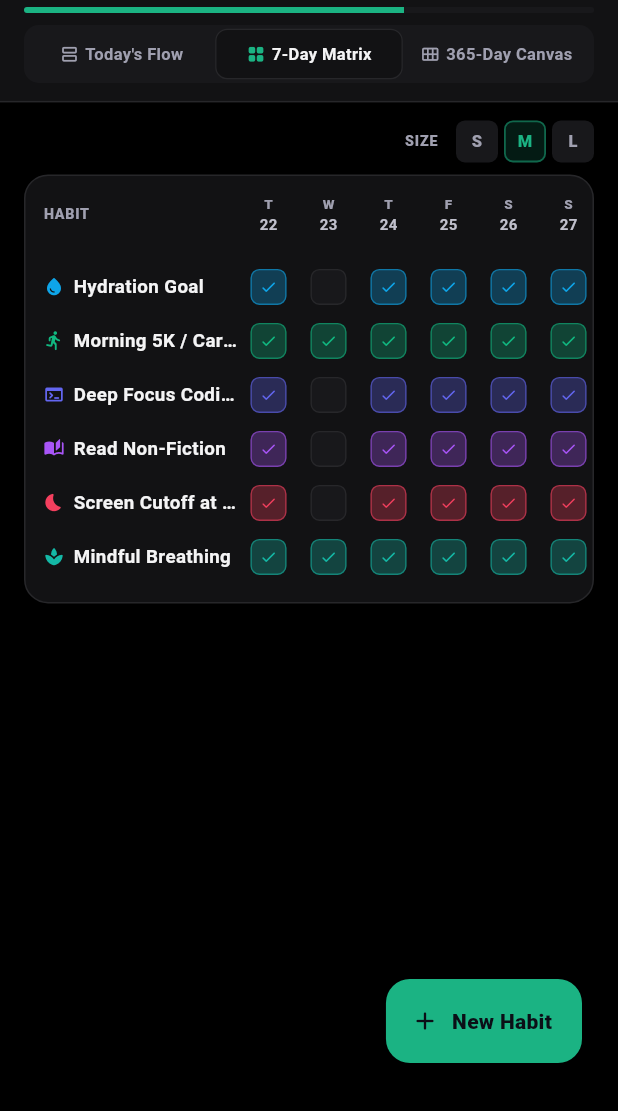
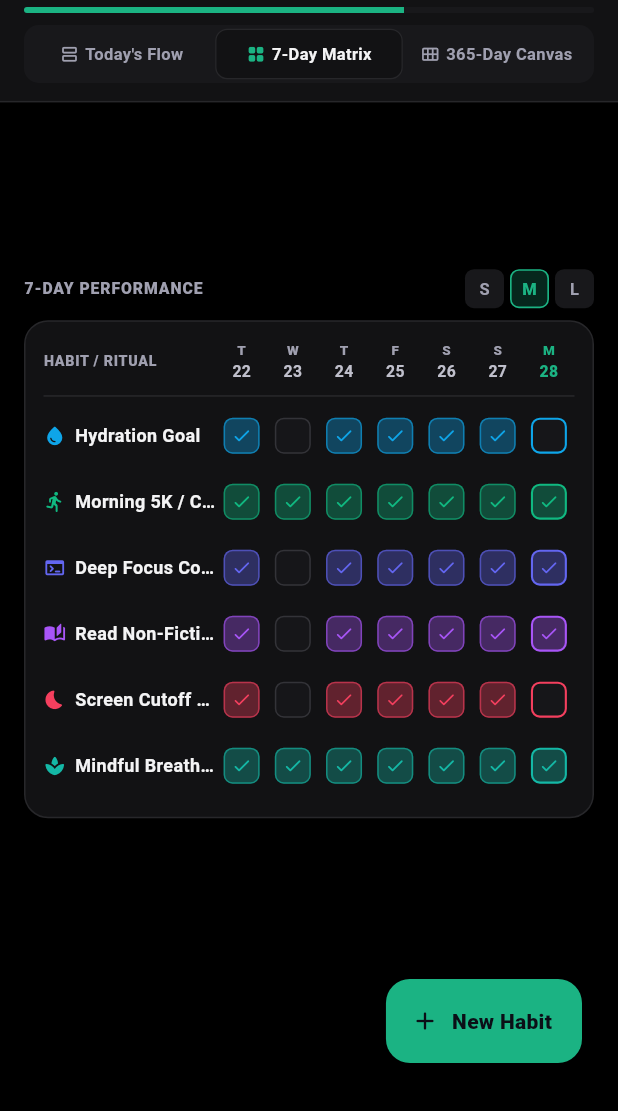
Before and after one commit to I-AM-PRASHANT-VERMA/track-flow, a Flutter app: the screen it shows after launch, after a tap on "7-Day Matrix", on a phone screen of 412 x 824 dp, the part 125-1236 px from its top. Run offline on Flutter 3.47's test engine with Material 3 defaults, Android fonts, the phone set to English and light mode, and no system bars; our stand-ins replace shared_preferences.

Commit message:
feat: official milestone launcher icon, screen-fit 7-day matrix, centered backup sheet, smooth jitter-free habit creation

```diff
--- a/lib/widgets/multi_day_matrix_view.dart
+++ b/lib/widgets/multi_day_matrix_view.dart
@@ -5,29 +5,29 @@
 import '../core/constants/app_spacing.dart';
 import '../models/habit_item.dart';
 
-// 3 display densities so every user gets their preferred readability level
+// Display density levels adjusting row height and visual scale
 enum MatrixDensity { compact, medium, comfortable }
 
 extension _MatrixDensityValues on MatrixDensity {
-  double get cellSize {
+  double get rowHeight {
     switch (this) {
       case MatrixDensity.compact:
-        return 32.0;
+        return 36.0;
       case MatrixDensity.medium:
-        return 40.0;
+        return 44.0;
       case MatrixDensity.comfortable:
-        return 48.0;
+        return 52.0;
     }
   }
 
-  double get habitLabelWidth {
+  double get titleWidth {
     switch (this) {
       case MatrixDensity.compact:
-        return 110.0;
+        return 105.0;
       case MatrixDensity.medium:
-        return 130.0;
+        return 115.0;
       case MatrixDensity.comfortable:
-        return 150.0;
+        return 125.0;
     }
   }
 
@@ -36,20 +36,31 @@
       case MatrixDensity.compact:
         return 11.0;
       case MatrixDensity.medium:
-        return 12.5;
+        return 12.0;
       case MatrixDensity.comfortable:
-        return 13.5;
+        return 13.0;
     }
   }
 
   double get iconSize {
     switch (this) {
       case MatrixDensity.compact:
-        return 12.0;
+        return 13.0;
       case MatrixDensity.medium:
-        return 14.0;
+        return 15.0;
       case MatrixDensity.comfortable:
-        return 16.0;
+        return 17.0;
+    }
+  }
+
+  double get boxSize {
+    switch (this) {
+      case MatrixDensity.compact:
+        return 20.0;
+      case MatrixDensity.medium:
+        return 24.0;
+      case MatrixDensity.comfortable:
+        return 28.0;
     }
   }
 
@@ -65,7 +76,7 @@
   }
 }
 
-// Weekly matrix showing all habits across 7 days with user-selectable density
+// 7-Day matrix view that stretches cleanly to fit screen width with zero dead space
 class MultiDayMatrixView extends StatefulWidget {
   final List<HabitItem> habits;
   final void Function(HabitItem habit, DateTime date, int count) onToggleCell;
@@ -92,50 +103,51 @@
     final activeHabits = widget.habits.where((h) => !h.isArchived).toList();
     final navInset = MediaQuery.of(context).viewPadding.bottom;
 
-    // Calculate if 7 days fit without horizontal scroll given current density
-    final screenWidth = MediaQuery.of(context).size.width;
-    final neededWidth = _density.habitLabelWidth + (_density.cellSize * 7) + 32; // 32 = card padding
-    final fitsOnScreen = neededWidth <= screenWidth;
-
-    return Column(
+    return SingleChildScrollView(
+      padding: EdgeInsets.only(
+        left: AppSpacing.p16,
+        right: AppSpacing.p16,
+        top: AppSpacing.p12,
+        bottom: 96 + navInset,
+      ),
+      child: Column(
         children: [
-        // Density size picker row
+          // Top bar with density toggle
           Padding(
-          padding: const EdgeInsets.fromLTRB(AppSpacing.p16, AppSpacing.p12, AppSpacing.p16, 0),
+            padding: const EdgeInsets.only(bottom: AppSpacing.p8),
             child: Row(
-            mainAxisAlignment: MainAxisAlignment.end,
+              mainAxisAlignment: MainAxisAlignment.spaceBetween,
               children: [
                 Text(
-                'SIZE',
-                style: const TextStyle(
-                  fontSize: 9.5,
+                  '7-DAY PERFORMANCE',
+                  style: TextStyle(
+                    fontSize: 10.5,
                     fontWeight: FontWeight.w800,
                     letterSpacing: 0.6,
-                  color: AppColors.textMuted,
+                    color: isDark ? AppColors.textMuted : Colors.black54,
                   ),
                 ),
-              const SizedBox(width: AppSpacing.p8),
-              ...MatrixDensity.values.map((d) {
+                Row(
+                  children: MatrixDensity.values.map((d) {
                     final isSel = _density == d;
                     return GestureDetector(
                       onTap: () {
                         HapticFeedback.selectionClick();
                         setState(() => _density = d);
                       },
+                      behavior: HitTestBehavior.opaque,
                       child: Container(
-                    width: 28,
-                    height: 28,
-                    margin: const EdgeInsets.only(left: AppSpacing.p4),
+                        width: 26,
+                        height: 26,
+                        margin: const EdgeInsets.only(left: 4),
                         decoration: BoxDecoration(
                           color: isSel
-                          ? AppColors.primary.withValues(alpha: 0.15)
+                              ? AppColors.primary.withValues(alpha: isDark ? 0.22 : 0.14)
                               : (isDark ? AppColors.darkSurface : const Color(0xFFE2E8F0)),
                           borderRadius: BorderRadius.circular(6),
                           border: Border.all(
-                        color: isSel
-                            ? AppColors.primary.withValues(alpha: 0.5)
-                            : Colors.transparent,
-                        width: 1.2,
+                            color: isSel ? AppColors.primary : Colors.transparent,
+                            width: 1.1,
                           ),
                         ),
                         child: Center(
@@ -143,30 +155,23 @@
                             d.label,
                             style: TextStyle(
                               fontSize: 11,
-                          fontWeight: FontWeight.w800,
-                          color: isSel ? AppColors.primary : AppColors.textMuted,
+                              fontWeight: isSel ? FontWeight.w800 : FontWeight.w600,
+                              color: isSel
+                                  ? AppColors.primary
+                                  : (isDark ? AppColors.textMuted : Colors.black54),
                             ),
                           ),
                         ),
                       ),
                     );
-              }),
+                  }).toList(),
+                ),
               ],
             ),
           ),
 
-        const SizedBox(height: AppSpacing.p8),
-
-        Expanded(
-          child: SingleChildScrollView(
-            padding: EdgeInsets.only(
-              left: AppSpacing.p16,
-              right: AppSpacing.p16,
-              bottom: 96 + navInset,
-            ),
-            child: Container(
-              // Clip to card bounds so inner content never bleeds out
-              clipBehavior: Clip.hardEdge,
+          // Main Card Container fitting edge to edge
+          Container(
             decoration: BoxDecoration(
               color: isDark ? AppColors.darkCard : AppColors.lightCard,
               borderRadius: BorderRadius.circular(16),
@@ -175,45 +180,33 @@
                 width: 1,
               ),
             ),
-              child: _buildMatrixContent(
-                isDark: isDark,
-                today: today,
-                days: days,
-                activeHabits: activeHabits,
-                fitsOnScreen: fitsOnScreen,
-              ),
-            ),
-          ),
-        ),
-      ],
-    );
-  }
+            child: LayoutBuilder(
+              builder: (context, constraints) {
+                final cardWidth = constraints.maxWidth;
+                const innerPadding = 12.0;
+                final availableWidth = cardWidth - (innerPadding * 2);
 
-  Widget _buildMatrixContent({
-    required bool isDark,
-    required DateTime today,
-    required List<DateTime> days,
-    required List<HabitItem> activeHabits,
-    required bool fitsOnScreen,
-  }) {
-    // Wraps in horizontal scroll only when compact mode still doesn't fit very long habit names
-    Widget inner = Padding(
-      padding: const EdgeInsets.all(AppSpacing.p12),
+                final titleColWidth = _density.titleWidth;
+                final remainingWidth = availableWidth - titleColWidth;
+                final dayColWidth = (remainingWidth / 7.0).clamp(24.0, 60.0);
+
+                return Padding(
+                  padding: const EdgeInsets.all(innerPadding),
                   child: Column(
-        crossAxisAlignment: CrossAxisAlignment.start,
+                    crossAxisAlignment: CrossAxisAlignment.stretch,
                     children: [
-          // Header row
+                      // Header Row
                       Row(
                         children: [
                           SizedBox(
-                width: _density.habitLabelWidth,
+                            width: titleColWidth,
                             child: Text(
-                  'HABIT',
-                  style: const TextStyle(
+                              'HABIT / RITUAL',
+                              style: TextStyle(
                                 fontSize: 9.5,
                                 fontWeight: FontWeight.w800,
                                 letterSpacing: 0.5,
-                    color: AppColors.textMuted,
+                                color: isDark ? AppColors.textMuted : Colors.black54,
                               ),
                             ),
                           ),
@@ -222,21 +215,25 @@
                                 dt.month == today.month &&
                                 dt.day == today.day;
                             return SizedBox(
-                  width: _density.cellSize,
+                              width: dayColWidth,
                               child: Column(
+                                mainAxisSize: MainAxisSize.min,
                                 children: [
                                   Text(
                                     DateFormat('E').format(dt).substring(0, 1).toUpperCase(),
                                     style: TextStyle(
                                       fontSize: 9,
                                       fontWeight: FontWeight.w800,
-                          color: isToday ? AppColors.primary : AppColors.textMuted,
+                                      color: isToday
+                                          ? AppColors.primary
+                                          : (isDark ? AppColors.textMuted : Colors.black45),
                                     ),
                                   ),
+                                  const SizedBox(height: 1),
                                   Text(
                                     DateFormat('d').format(dt),
                                     style: TextStyle(
-                          fontSize: 10,
+                                      fontSize: 10.5,
                                       fontWeight: isToday ? FontWeight.w900 : FontWeight.w600,
                                       color: isToday
                                           ? AppColors.primary
@@ -250,21 +247,38 @@
                         ],
                       ),
 
-          const SizedBox(height: AppSpacing.p8),
-          Divider(height: 1, color: isDark ? AppColors.darkCardBorder : AppColors.lightCardBorder),
-          const SizedBox(height: AppSpacing.p8),
+                      const SizedBox(height: 8),
+                      Divider(
+                        height: 1,
+                        color: isDark ? AppColors.darkCardBorder : AppColors.lightCardBorder,
+                      ),
+                      const SizedBox(height: 4),
 
-          // Habit rows
+                      // Habits Rows
+                      if (activeHabits.isEmpty)
+                        Padding(
+                          padding: const EdgeInsets.symmetric(vertical: 24),
+                          child: Center(
+                            child: Text(
+                              'No habits scheduled',
+                              style: TextStyle(
+                                fontSize: 12,
+                                color: isDark ? AppColors.textMuted : Colors.black45,
+                              ),
+                            ),
+                          ),
+                        )
+                      else
                         ...activeHabits.map((habit) {
                           final habitColor = AppColors.getHabitColor(habit.colorValue);
-            final rowSpacing = _density == MatrixDensity.compact ? 4.0 : 6.0;
 
-            return Padding(
-              padding: EdgeInsets.symmetric(vertical: rowSpacing),
+                          return SizedBox(
+                            height: _density.rowHeight,
                             child: Row(
                               children: [
+                                // Title and icon
                                 SizedBox(
-                    width: _density.habitLabelWidth,
+                                  width: titleColWidth,
                                   child: Row(
                                     children: [
                                       Icon(
@@ -279,7 +293,9 @@
                                           style: TextStyle(
                                             fontSize: _density.fontSize,
                                             fontWeight: FontWeight.w700,
-                              color: isDark ? AppColors.textPrimary : AppColors.textDarkPrimary,
+                                            color: isDark
+                                                ? AppColors.textPrimary
+                                                : AppColors.textDarkPrimary,
                                           ),
                                           maxLines: 1,
                                           overflow: TextOverflow.ellipsis,
@@ -288,16 +304,45 @@
                                     ],
                                   ),
                                 ),
+
+                                // 7 Day cells
                                 ...days.map((dt) {
                                   final isToday = dt.year == today.year &&
                                       dt.month == today.month &&
                                       dt.day == today.day;
                                   final isDone = habit.isCompletedOn(dt);
                                   final isScheduled = habit.scheduledDays.contains(dt.weekday);
-                    final checkSize = (_density.cellSize * 0.6).clamp(18.0, 36.0);
+                                  final box = _density.boxSize;
+
+                                  // Clearly visible border even on empty/uncompleted cells
+                                  final Color borderColor;
+                                  if (isToday) {
+                                    borderColor = habitColor;
+                                  } else if (isDone) {
+                                    borderColor = habitColor.withValues(alpha: 0.6);
+                                  } else if (isScheduled) {
+                                    borderColor = isDark
+                                        ? const Color(0xFF333338)
+                                        : const Color(0xFFCBD5E1);
+                                  } else {
+                                    borderColor = isDark
+                                        ? const Color(0xFF222226)
+                                        : const Color(0xFFE2E8F0);
+                                  }
+
+                                  final Color fillColor;
+                                  if (!isScheduled) {
+                                    fillColor = Colors.transparent;
+                                  } else if (isDone) {
+                                    fillColor = habitColor.withValues(alpha: isDark ? 0.35 : 0.85);
+                                  } else {
+                                    fillColor = isDark
+                                        ? const Color(0xFF161619)
+                                        : const Color(0xFFF1F5F9);
+                                  }
 
                                   return SizedBox(
-                      width: _density.cellSize,
+                                    width: dayColWidth,
                                     child: Center(
                                       child: GestureDetector(
                                         onTap: () {
@@ -305,39 +350,23 @@
                                           final next = isDone ? 0 : habit.targetPerDay;
                                           widget.onToggleCell(habit, dt, next);
                                         },
+                                        behavior: HitTestBehavior.opaque,
                                         child: Container(
-                            width: checkSize,
-                            height: checkSize,
+                                          width: box,
+                                          height: box,
                                           decoration: BoxDecoration(
-                              color: !isScheduled
-                                  ? Colors.transparent
-                                  : (isDone
-                                      ? habitColor.withValues(alpha: isDark ? 0.30 : 0.85)
-                                      : (isDark
-                                          ? AppColors.darkSurface
-                                          : const Color(0xFFEEF2F7))),
+                                            color: fillColor,
                                             borderRadius: BorderRadius.circular(6),
                                             border: Border.all(
-                                // Always show a visible border so empty cells are clear
-                                color: isToday
-                                    ? habitColor
-                                    : (!isScheduled
-                                        ? (isDark
-                                            ? AppColors.darkCardBorder.withValues(alpha: 0.5)
-                                            : const Color(0xFFDDE3ED))
-                                        : (isDone
-                                            ? habitColor.withValues(alpha: 0.55)
-                                            : (isDark
-                                                ? AppColors.darkCardBorder
-                                                : const Color(0xFFCBD5E1)))),
-                                width: isToday ? 1.4 : 0.9,
+                                              color: borderColor,
+                                              width: isToday ? 1.4 : 1.0,
                                             ),
                                           ),
                                           child: isDone
                                               ? Center(
                                                   child: Icon(
                                                     Icons.check_rounded,
-                                      size: checkSize * 0.5,
+                                                    size: box * 0.58,
                                                     color: isDark ? habitColor : Colors.white,
                                                   ),
                                                 )
@@ -354,14 +383,11 @@
                     ],
                   ),
                 );
-
-    // Only wrap in horizontal scroller if content genuinely doesn't fit
-    if (!fitsOnScreen) {
-      return SingleChildScrollView(
-        scrollDirection: Axis.horizontal,
-        child: inner,
+              },
+            ),
+          ),
+        ],
+      ),
     );
   }
-    return inner;
 }
-}
```
Also changed, not shown: lib/widgets/add_edit_habit_sheet.dart (+152 -111 lines), lib/widgets/backup_sheet.dart (+12 -4 lines), verify_v3_add_sheet.png (added), verify_v3_backup.png (added), verify_v3_home.png (added), verify_v3_matrix.png (added), verify_v3_sheet_open.png (added), 5 other files. Lines whose indentation alone changed are shown as unchanged.
